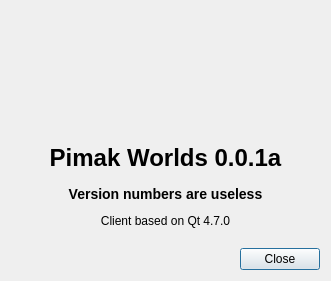
First picture: the form in client/AboutWindow.ui, repository 7185/pimak-worlds, before the edit.
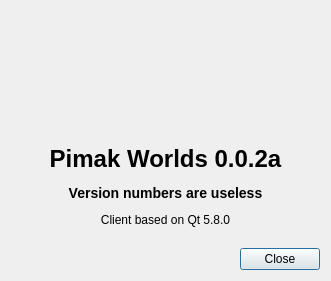
Second picture: the form after the edit. Icons and pictures are not drawn.

What changed in the file:
```diff
--- a/client/AboutWindow.ui
+++ b/client/AboutWindow.ui
@@ -36,7 +36,7 @@
      <item>
       <widget class="QLabel" name="version">
        <property name="text">
-        <string>&lt;h1&gt;Pimak Worlds 0.0.1a&lt;/h1&gt;&lt;h3&gt;Version numbers are useless&lt;/h3&gt;&lt;p&gt;Client based on Qt 4.7.0&lt;/p&gt;</string>
+        <string>&lt;html&gt;&lt;head/&gt;&lt;body&gt;&lt;p&gt;&lt;span style=&quot; font-size:xx-large; font-weight:600;&quot;&gt;Pimak Worlds 0.0.2a&lt;/span&gt;&lt;/p&gt;&lt;p&gt;&lt;span style=&quot; font-size:large; font-weight:600;&quot;&gt;Version numbers are useless&lt;/span&gt;&lt;/p&gt;&lt;p&gt;Client based on Qt 5.8.0&lt;/p&gt;&lt;/body&gt;&lt;/html&gt;</string>
        </property>
        <property name="alignment">
         <set>Qt::AlignCenter</set>
```
